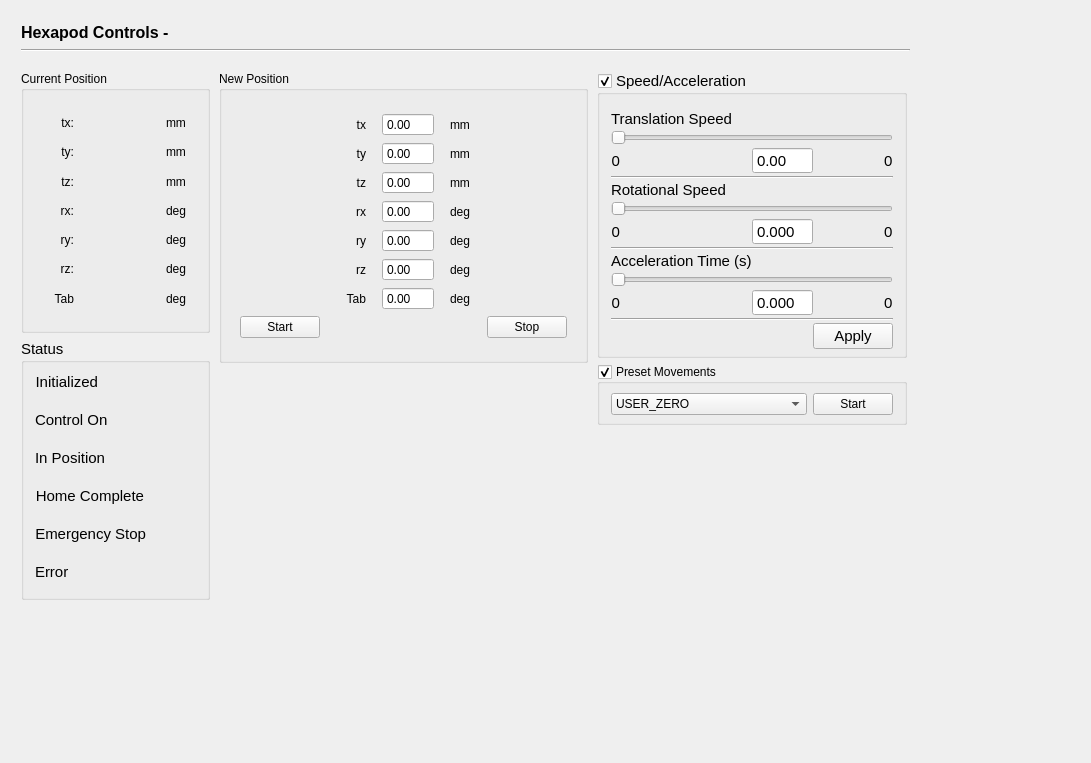
First picture: the form in nicos_ess/gui/panels/ui_files/hexapod.ui, repository ess-dmsc/nicos, before the edit.
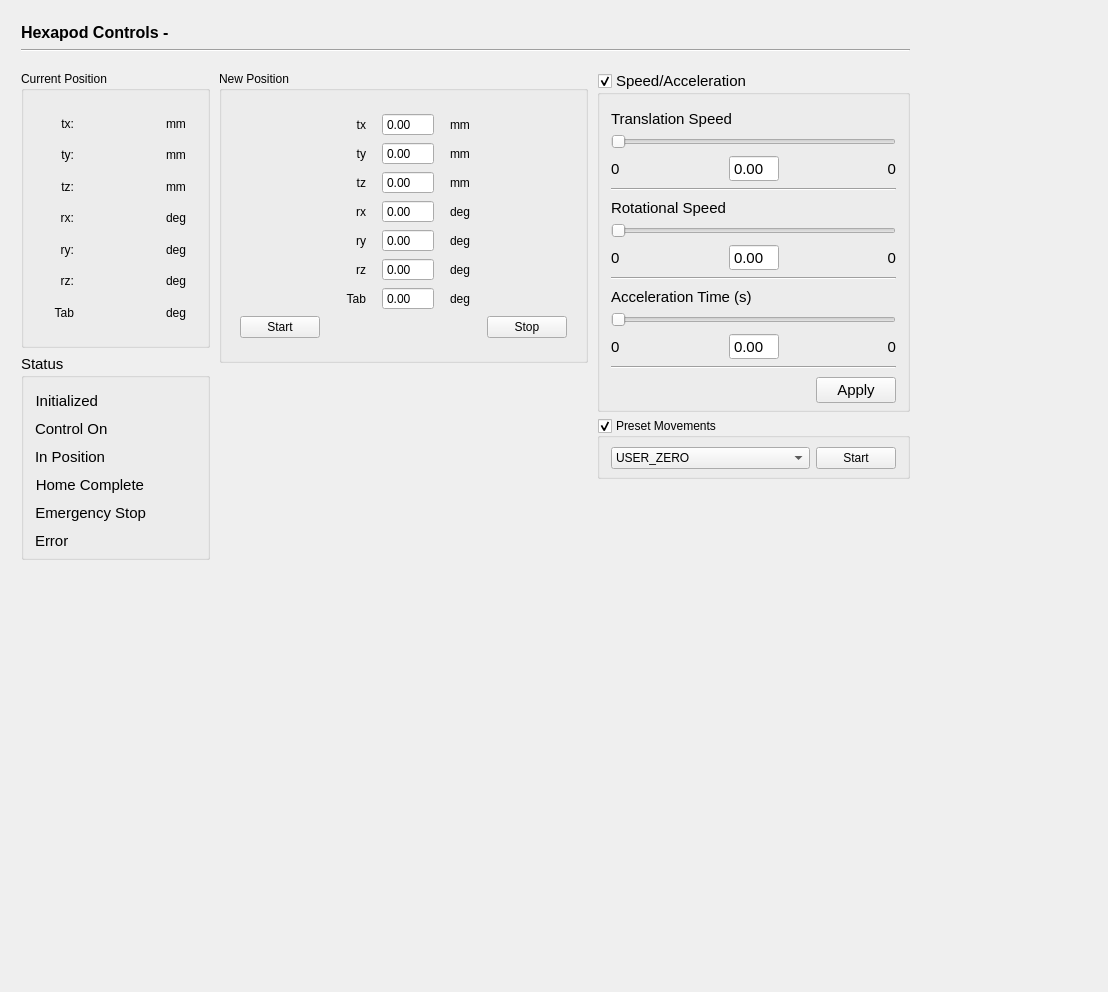
Second picture: the form after the edit. Icons and pictures are not drawn.

Commit message: update GUI. Add current speed values. Clean up comments

Patch:
```diff
--- a/nicos_ess/gui/panels/ui_files/hexapod.ui
+++ b/nicos_ess/gui/panels/ui_files/hexapod.ui
@@ -9,8 +9,8 @@
    <rect>
     <x>0</x>
     <y>0</y>
-    <width>1091</width>
-    <height>763</height>
+    <width>1108</width>
+    <height>992</height>
    </rect>
   </property>
   <property name="windowTitle">
@@ -21,7 +21,7 @@
     <rect>
      <x>10</x>
      <y>60</y>
-     <width>908</width>
+     <width>911</width>
      <height>551</height>
     </rect>
    </property>
@@ -30,7 +30,7 @@
      <number>0</number>
     </property>
     <item>
-     <layout class="QVBoxLayout" name="layout0" stretch="0,0">
+     <layout class="QVBoxLayout" name="layout0" stretch="4,2,0">
       <property name="sizeConstraint">
        <enum>QLayout::SetDefaultConstraint</enum>
       </property>
@@ -333,7 +333,7 @@
         <property name="title">
          <string>Status</string>
         </property>
-        <layout class="QGridLayout" name="gridLayout_5" rowstretch="0,0,0,0,0,0" columnstretch="0,0">
+        <layout class="QGridLayout" name="gridLayout_5" rowstretch="0" columnstretch="0">
          <property name="sizeConstraint">
           <enum>QLayout::SetDefaultConstraint</enum>
          </property>
@@ -346,148 +346,18 @@
          <property name="verticalSpacing">
           <number>15</number>
          </property>
-         <item row="4" column="0" alignment="Qt::AlignLeft">
-          <widget class="QLabel" name="label_83">
-           <property name="text">
-            <string>Emergency Stop</string>
+         <item row="0" column="0">
+          <layout class="QFormLayout" name="formLayout">
+           <property name="horizontalSpacing">
+            <number>25</number>
            </property>
-           <property name="alignment">
-            <set>Qt::AlignRight|Qt::AlignTrailing|Qt::AlignVCenter</set>
+           <property name="verticalSpacing">
+            <number>10</number>
            </property>
-          </widget>
-         </item>
-         <item row="2" column="1">
-          <widget class="QLabel" name="statusPosition">
-           <property name="sizePolicy">
-            <sizepolicy hsizetype="Fixed" vsizetype="Fixed">
-             <horstretch>0</horstretch>
-             <verstretch>0</verstretch>
-            </sizepolicy>
+           <property name="topMargin">
+            <number>9</number>
            </property>
-           <property name="minimumSize">
-            <size>
-             <width>16</width>
-             <height>16</height>
-            </size>
-           </property>
-           <property name="maximumSize">
-            <size>
-             <width>16</width>
-             <height>16</height>
-            </size>
-           </property>
-           <property name="text">
-            <string/>
-           </property>
-           <property name="pixmap">
-            <pixmap resource="../../../../resources/nicos-gui.qrc">:/leds/status_white</pixmap>
-           </property>
-           <property name="scaledContents">
-            <bool>true</bool>
-           </property>
-          </widget>
-         </item>
-         <item row="1" column="1">
-          <widget class="QLabel" name="statusControl">
-           <property name="sizePolicy">
-            <sizepolicy hsizetype="Fixed" vsizetype="Fixed">
-             <horstretch>0</horstretch>
-             <verstretch>0</verstretch>
-            </sizepolicy>
-           </property>
-           <property name="minimumSize">
-            <size>
-             <width>16</width>
-             <height>16</height>
-            </size>
-           </property>
-           <property name="maximumSize">
-            <size>
-             <width>16</width>
-             <height>16</height>
-            </size>
-           </property>
-           <property name="text">
-            <string/>
-           </property>
-           <property name="pixmap">
-            <pixmap resource="../../../../resources/nicos-gui.qrc">:/leds/status_white</pixmap>
-           </property>
-           <property name="scaledContents">
-            <bool>true</bool>
-           </property>
-          </widget>
-         </item>
-         <item row="0" column="1">
-          <widget class="QLabel" name="statusInitialized">
-           <property name="sizePolicy">
-            <sizepolicy hsizetype="Fixed" vsizetype="Fixed">
-             <horstretch>0</horstretch>
-             <verstretch>0</verstretch>
-            </sizepolicy>
-           </property>
-           <property name="minimumSize">
-            <size>
-             <width>16</width>
-             <height>16</height>
-            </size>
-           </property>
-           <property name="maximumSize">
-            <size>
-             <width>16</width>
-             <height>16</height>
-            </size>
-           </property>
-           <property name="text">
-            <string/>
-           </property>
-           <property name="pixmap">
-            <pixmap resource="../../../../resources/nicos-gui.qrc">:/leds/status_white</pixmap>
-           </property>
-           <property name="scaledContents">
-            <bool>true</bool>
-           </property>
-          </widget>
-         </item>
-         <item row="5" column="0">
-          <widget class="QLabel" name="label_7">
-           <property name="text">
-            <string>Error</string>
-           </property>
-          </widget>
-         </item>
-         <item row="4" column="1">
-          <widget class="QLabel" name="statusEStop">
-           <property name="sizePolicy">
-            <sizepolicy hsizetype="Fixed" vsizetype="Fixed">
-             <horstretch>0</horstretch>
-             <verstretch>0</verstretch>
-            </sizepolicy>
-           </property>
-           <property name="minimumSize">
-            <size>
-             <width>16</width>
-             <height>16</height>
-            </size>
-           </property>
-           <property name="maximumSize">
-            <size>
-             <width>16</width>
-             <height>16</height>
-            </size>
-           </property>
-           <property name="text">
-            <string/>
-           </property>
-           <property name="pixmap">
-            <pixmap resource="../../../../resources/nicos-gui.qrc">:/leds/status_white</pixmap>
-           </property>
-           <property name="scaledContents">
-            <bool>true</bool>
-           </property>
-          </widget>
-         </item>
-         <item row="0" column="0" alignment="Qt::AlignLeft">
+           <item row="0" column="0">
           <widget class="QLabel" name="label_80">
            <property name="frameShape">
             <enum>QFrame::NoFrame</enum>
@@ -500,38 +370,27 @@
            </property>
           </widget>
          </item>
-         <item row="3" column="1">
-          <widget class="QLabel" name="statusHome">
-           <property name="sizePolicy">
-            <sizepolicy hsizetype="Fixed" vsizetype="Fixed">
-             <horstretch>0</horstretch>
-             <verstretch>0</verstretch>
-            </sizepolicy>
-           </property>
-           <property name="minimumSize">
-            <size>
-             <width>16</width>
-             <height>16</height>
-            </size>
-           </property>
-           <property name="maximumSize">
-            <size>
-             <width>16</width>
-             <height>16</height>
-            </size>
-           </property>
+           <item row="1" column="0">
+            <widget class="QLabel" name="label_81">
+             <property name="text">
+              <string>Control On</string>
+             </property>
+             <property name="alignment">
+              <set>Qt::AlignLeading|Qt::AlignLeft|Qt::AlignVCenter</set>
+             </property>
+            </widget>
+           </item>
+           <item row="2" column="0">
+            <widget class="QLabel" name="label_78">
            <property name="text">
-            <string/>
-           </property>
-           <property name="pixmap">
-            <pixmap resource="../../../../resources/nicos-gui.qrc">:/leds/status_white</pixmap>
-           </property>
-           <property name="scaledContents">
-            <bool>true</bool>
-           </property>
-          </widget>
-         </item>
-         <item row="3" column="0" alignment="Qt::AlignLeft">
+              <string>In Position</string>
+             </property>
+             <property name="alignment">
+              <set>Qt::AlignRight|Qt::AlignTrailing|Qt::AlignVCenter</set>
+             </property>
+            </widget>
+           </item>
+           <item row="3" column="0">
           <widget class="QLabel" name="label_82">
            <property name="text">
             <string>Home Complete</string>
@@ -541,6 +400,193 @@
            </property>
           </widget>
          </item>
+           <item row="4" column="0">
+            <widget class="QLabel" name="label_83">
+             <property name="text">
+              <string>Emergency Stop</string>
+             </property>
+             <property name="alignment">
+              <set>Qt::AlignRight|Qt::AlignTrailing|Qt::AlignVCenter</set>
+             </property>
+            </widget>
+           </item>
+           <item row="5" column="0">
+            <widget class="QLabel" name="label_7">
+             <property name="text">
+              <string>Error</string>
+             </property>
+            </widget>
+           </item>
+           <item row="0" column="1">
+            <widget class="QLabel" name="statusInitialized">
+             <property name="sizePolicy">
+              <sizepolicy hsizetype="Fixed" vsizetype="Fixed">
+               <horstretch>0</horstretch>
+               <verstretch>0</verstretch>
+              </sizepolicy>
+             </property>
+             <property name="minimumSize">
+              <size>
+               <width>16</width>
+               <height>16</height>
+              </size>
+             </property>
+             <property name="maximumSize">
+              <size>
+               <width>16</width>
+               <height>16</height>
+              </size>
+             </property>
+             <property name="text">
+              <string/>
+             </property>
+             <property name="pixmap">
+              <pixmap resource="../../../../resources/nicos-gui.qrc">:/leds/status_white</pixmap>
+             </property>
+             <property name="scaledContents">
+              <bool>true</bool>
+             </property>
+             <property name="alignment">
+              <set>Qt::AlignRight|Qt::AlignTrailing|Qt::AlignVCenter</set>
+             </property>
+            </widget>
+           </item>
+           <item row="1" column="1">
+            <widget class="QLabel" name="statusControl">
+             <property name="sizePolicy">
+              <sizepolicy hsizetype="Fixed" vsizetype="Fixed">
+               <horstretch>0</horstretch>
+               <verstretch>0</verstretch>
+              </sizepolicy>
+             </property>
+             <property name="minimumSize">
+              <size>
+               <width>16</width>
+               <height>16</height>
+              </size>
+             </property>
+             <property name="maximumSize">
+              <size>
+               <width>16</width>
+               <height>16</height>
+              </size>
+             </property>
+             <property name="text">
+              <string/>
+             </property>
+             <property name="pixmap">
+              <pixmap resource="../../../../resources/nicos-gui.qrc">:/leds/status_white</pixmap>
+             </property>
+             <property name="scaledContents">
+              <bool>true</bool>
+             </property>
+             <property name="alignment">
+              <set>Qt::AlignRight|Qt::AlignTrailing|Qt::AlignVCenter</set>
+             </property>
+            </widget>
+           </item>
+           <item row="2" column="1">
+            <widget class="QLabel" name="statusPosition">
+             <property name="sizePolicy">
+              <sizepolicy hsizetype="Fixed" vsizetype="Fixed">
+               <horstretch>0</horstretch>
+               <verstretch>0</verstretch>
+              </sizepolicy>
+             </property>
+             <property name="minimumSize">
+              <size>
+               <width>16</width>
+               <height>16</height>
+              </size>
+             </property>
+             <property name="maximumSize">
+              <size>
+               <width>16</width>
+               <height>16</height>
+              </size>
+             </property>
+             <property name="text">
+              <string/>
+             </property>
+             <property name="pixmap">
+              <pixmap resource="../../../../resources/nicos-gui.qrc">:/leds/status_white</pixmap>
+             </property>
+             <property name="scaledContents">
+              <bool>true</bool>
+             </property>
+             <property name="alignment">
+              <set>Qt::AlignRight|Qt::AlignTrailing|Qt::AlignVCenter</set>
+             </property>
+            </widget>
+           </item>
+           <item row="3" column="1">
+            <widget class="QLabel" name="statusHome">
+             <property name="sizePolicy">
+              <sizepolicy hsizetype="Fixed" vsizetype="Fixed">
+               <horstretch>0</horstretch>
+               <verstretch>0</verstretch>
+              </sizepolicy>
+             </property>
+             <property name="minimumSize">
+              <size>
+               <width>16</width>
+               <height>16</height>
+              </size>
+             </property>
+             <property name="maximumSize">
+              <size>
+               <width>16</width>
+               <height>16</height>
+              </size>
+             </property>
+             <property name="text">
+              <string/>
+             </property>
+             <property name="pixmap">
+              <pixmap resource="../../../../resources/nicos-gui.qrc">:/leds/status_white</pixmap>
+             </property>
+             <property name="scaledContents">
+              <bool>true</bool>
+             </property>
+             <property name="alignment">
+              <set>Qt::AlignRight|Qt::AlignTrailing|Qt::AlignVCenter</set>
+             </property>
+            </widget>
+           </item>
+           <item row="4" column="1">
+            <widget class="QLabel" name="statusEStop">
+             <property name="sizePolicy">
+              <sizepolicy hsizetype="Fixed" vsizetype="Fixed">
+               <horstretch>0</horstretch>
+               <verstretch>0</verstretch>
+              </sizepolicy>
+             </property>
+             <property name="minimumSize">
+              <size>
+               <width>16</width>
+               <height>16</height>
+              </size>
+             </property>
+             <property name="maximumSize">
+              <size>
+               <width>16</width>
+               <height>16</height>
+              </size>
+             </property>
+             <property name="text">
+              <string/>
+             </property>
+             <property name="pixmap">
+              <pixmap resource="../../../../resources/nicos-gui.qrc">:/leds/status_white</pixmap>
+             </property>
+             <property name="scaledContents">
+              <bool>true</bool>
+             </property>
+             <property name="alignment">
+              <set>Qt::AlignRight|Qt::AlignTrailing|Qt::AlignVCenter</set>
+             </property>
+            </widget>
+           </item>
          <item row="5" column="1">
           <widget class="QLabel" name="statusError">
            <property name="sizePolicy">
@@ -570,31 +616,32 @@
            <property name="scaledContents">
             <bool>true</bool>
            </property>
-          </widget>
-         </item>
-         <item row="2" column="0" alignment="Qt::AlignLeft">
-          <widget class="QLabel" name="label_78">
-           <property name="text">
-            <string>In Position</string>
-           </property>
            <property name="alignment">
             <set>Qt::AlignRight|Qt::AlignTrailing|Qt::AlignVCenter</set>
            </property>
-          </widget>
-         </item>
-         <item row="1" column="0">
-          <widget class="QLabel" name="label_81">
-           <property name="text">
-            <string>Control On</string>
-           </property>
-           <property name="alignment">
-            <set>Qt::AlignLeading|Qt::AlignLeft|Qt::AlignVCenter</set>
-           </property>
+             <property name="indent">
+              <number>0</number>
+             </property>
           </widget>
          </item>
         </layout>
+         </item>
+        </layout>
        </widget>
       </item>
+      <item>
+       <spacer name="verticalSpacer_3">
+        <property name="orientation">
+         <enum>Qt::Vertical</enum>
+        </property>
+        <property name="sizeHint" stdset="0">
+         <size>
+          <width>20</width>
+          <height>40</height>
+         </size>
+        </property>
+       </spacer>
+      </item>
      </layout>
     </item>
     <item>
@@ -968,7 +1015,7 @@
      </layout>
     </item>
     <item>
-     <layout class="QVBoxLayout" name="verticalLayout_4">
+     <layout class="QVBoxLayout" name="verticalLayout_4" stretch="2,0,2">
       <property name="spacing">
        <number>6</number>
       </property>
@@ -988,7 +1035,7 @@
         <property name="checked">
          <bool>true</bool>
         </property>
-        <layout class="QGridLayout" name="gridLayout_6">
+        <layout class="QGridLayout" name="gridLayout_6" rowminimumheight="0,0,0,0">
          <property name="topMargin">
           <number>15</number>
          </property>
@@ -999,66 +1046,41 @@
           <number>0</number>
          </property>
          <property name="verticalSpacing">
-          <number>2</number>
+          <number>8</number>
          </property>
-         <item row="6" column="0" colspan="3">
-          <widget class="QSlider" name="rSlider">
-           <property name="pageStep">
-            <number>1</number>
-           </property>
-           <property name="orientation">
-            <enum>Qt::Horizontal</enum>
-           </property>
-          </widget>
-         </item>
-         <item row="13" column="1">
-          <widget class="QDoubleSpinBox" name="aSpinBox">
+         <item row="0" column="0" colspan="2">
+          <layout class="QGridLayout" name="tSpeedGrid" columnstretch="1,0,1" rowminimumheight="0,0,0,0">
+           <item row="2" column="1">
+            <widget class="QDoubleSpinBox" name="tSpinBox">
+             <property name="frame">
+              <bool>true</bool>
+             </property>
            <property name="buttonSymbols">
             <enum>QAbstractSpinBox::NoButtons</enum>
            </property>
-           <property name="decimals">
-            <number>3</number>
-           </property>
-          </widget>
-         </item>
-         <item row="9" column="0" colspan="3">
-          <widget class="Line" name="aLine">
-           <property name="orientation">
-            <enum>Qt::Horizontal</enum>
-           </property>
-          </widget>
-         </item>
-         <item row="3" column="2" alignment="Qt::AlignRight">
+            </widget>
+           </item>
+           <item row="2" column="2">
           <widget class="QLabel" name="tmax">
            <property name="text">
             <string>0</string>
            </property>
-          </widget>
-         </item>
-         <item row="12" column="0" colspan="3">
-          <widget class="QSlider" name="aSlider">
-           <property name="pageStep">
-            <number>1</number>
-           </property>
-           <property name="orientation">
-            <enum>Qt::Horizontal</enum>
+             <property name="alignment">
+              <set>Qt::AlignRight|Qt::AlignTrailing|Qt::AlignVCenter</set>
+             </property>
+            </widget>
+           </item>
+           <item row="2" column="0">
+            <widget class="QLabel" name="tmin">
+             <property name="text">
+              <string>0</string>
+             </property>
+             <property name="alignment">
+              <set>Qt::AlignLeading|Qt::AlignLeft|Qt::AlignVCenter</set>
            </property>
           </widget>
          </item>
-         <item row="15" column="1">
-          <spacer name="horizontalSpacer_2">
-           <property name="orientation">
-            <enum>Qt::Horizontal</enum>
-           </property>
-           <property name="sizeHint" stdset="0">
-            <size>
-             <width>40</width>
-             <height>20</height>
-            </size>
-           </property>
-          </spacer>
-         </item>
-         <item row="2" column="0" colspan="3">
+           <item row="1" column="0" colspan="3">
           <widget class="QSlider" name="tSlider">
            <property name="singleStep">
             <number>1</number>
@@ -1077,7 +1099,33 @@
            </property>
           </widget>
          </item>
-         <item row="15" column="2">
+           <item row="3" column="0" colspan="3">
+            <widget class="Line" name="line_2">
+             <property name="orientation">
+              <enum>Qt::Horizontal</enum>
+             </property>
+            </widget>
+           </item>
+           <item row="0" column="0" colspan="2">
+            <widget class="QLabel" name="tLabel">
+             <property name="text">
+              <string>Translation Speed</string>
+             </property>
+            </widget>
+           </item>
+           <item row="0" column="2">
+            <widget class="QLabel" name="curT">
+             <property name="text">
+              <string/>
+             </property>
+             <property name="alignment">
+              <set>Qt::AlignRight|Qt::AlignTrailing|Qt::AlignVCenter</set>
+             </property>
+            </widget>
+           </item>
+          </layout>
+         </item>
+         <item row="3" column="1">
           <widget class="QDialogButtonBox" name="applySpeedSettings">
            <property name="standardButtons">
             <set>QDialogButtonBox::Apply</set>
@@ -1087,104 +1135,141 @@
            </property>
           </widget>
          </item>
-         <item row="5" column="0">
-          <widget class="QLabel" name="rLabel">
-           <property name="text">
-            <string>Rotational Speed </string>
-           </property>
-          </widget>
-         </item>
-         <item row="0" column="0">
-          <widget class="QLabel" name="tLabel">
-           <property name="text">
-            <string>Translation Speed</string>
-           </property>
-          </widget>
-         </item>
-         <item row="8" column="1">
-          <widget class="QDoubleSpinBox" name="rSpinBox">
+         <item row="2" column="0" colspan="2">
+          <layout class="QGridLayout" name="aSpeedGrid" columnstretch="1,0,1">
+           <item row="2" column="1">
+            <widget class="QDoubleSpinBox" name="aSpinBox">
            <property name="buttonSymbols">
             <enum>QAbstractSpinBox::NoButtons</enum>
            </property>
            <property name="decimals">
-            <number>3</number>
+              <number>2</number>
            </property>
           </widget>
          </item>
-         <item row="4" column="0" colspan="3">
-          <widget class="Line" name="line_2">
-           <property name="orientation">
-            <enum>Qt::Horizontal</enum>
-           </property>
-          </widget>
-         </item>
-         <item row="13" column="0" alignment="Qt::AlignLeft">
-          <widget class="QLabel" name="amin">
-           <property name="text">
-            <string>0</string>
-           </property>
-           <property name="alignment">
-            <set>Qt::AlignRight|Qt::AlignTrailing|Qt::AlignVCenter</set>
-           </property>
-          </widget>
-         </item>
-         <item row="13" column="2" alignment="Qt::AlignRight">
+           <item row="2" column="2">
           <widget class="QLabel" name="amax">
            <property name="text">
             <string>0</string>
            </property>
-          </widget>
-         </item>
-         <item row="11" column="0">
+             <property name="alignment">
+              <set>Qt::AlignRight|Qt::AlignTrailing|Qt::AlignVCenter</set>
+             </property>
+            </widget>
+           </item>
+           <item row="1" column="0" colspan="3">
+            <widget class="QSlider" name="aSlider">
+             <property name="pageStep">
+              <number>1</number>
+             </property>
+             <property name="orientation">
+              <enum>Qt::Horizontal</enum>
+             </property>
+            </widget>
+           </item>
+           <item row="2" column="0">
+            <widget class="QLabel" name="amin">
+             <property name="text">
+              <string>0</string>
+             </property>
+             <property name="alignment">
+              <set>Qt::AlignLeading|Qt::AlignLeft|Qt::AlignVCenter</set>
+             </property>
+            </widget>
+           </item>
+           <item row="3" column="0" colspan="3">
+            <widget class="Line" name="aLine">
+             <property name="orientation">
+              <enum>Qt::Horizontal</enum>
+             </property>
+            </widget>
+           </item>
+           <item row="0" column="0" colspan="2">
           <widget class="QLabel" name="aLabel">
            <property name="text">
             <string>Acceleration Time (s)</string>
            </property>
           </widget>
          </item>
-         <item row="3" column="1">
-          <widget class="QDoubleSpinBox" name="tSpinBox">
-           <property name="frame">
-            <bool>true</bool>
-           </property>
-           <property name="buttonSymbols">
-            <enum>QAbstractSpinBox::NoButtons</enum>
+           <item row="0" column="2">
+            <widget class="QLabel" name="curA">
+             <property name="text">
+              <string/>
+             </property>
+             <property name="alignment">
+              <set>Qt::AlignRight|Qt::AlignTrailing|Qt::AlignVCenter</set>
            </property>
           </widget>
          </item>
-         <item row="14" column="0" colspan="3">
-          <widget class="Line" name="line_3">
+          </layout>
+         </item>
+         <item row="1" column="0" colspan="2">
+          <layout class="QGridLayout" name="rSpeedGrid" columnstretch="1,0,1">
+           <item row="1" column="0" colspan="3">
+            <widget class="QSlider" name="rSlider">
+             <property name="pageStep">
+              <number>1</number>
+             </property>
            <property name="orientation">
             <enum>Qt::Horizontal</enum>
            </property>
           </widget>
          </item>
-         <item row="8" column="0" alignment="Qt::AlignLeft">
-          <widget class="QLabel" name="rmin">
-           <property name="text">
-            <string>0</string>
-           </property>
-           <property name="alignment">
-            <set>Qt::AlignRight|Qt::AlignTrailing|Qt::AlignVCenter</set>
-           </property>
-          </widget>
-         </item>
-         <item row="3" column="0" alignment="Qt::AlignLeft">
-          <widget class="QLabel" name="tmin">
-           <property name="text">
-            <string>0</string>
-           </property>
-           <property name="alignment">
-            <set>Qt::AlignRight|Qt::AlignTrailing|Qt::AlignVCenter</set>
-           </property>
-          </widget>
-         </item>
-         <item row="8" column="2" alignment="Qt::AlignRight">
+           <item row="2" column="2">
           <widget class="QLabel" name="rmax">
            <property name="text">
             <string>0</string>
            </property>
-          </widget>
+             <property name="alignment">
+              <set>Qt::AlignRight|Qt::AlignTrailing|Qt::AlignVCenter</set>
+             </property>
+            </widget>
+           </item>
+           <item row="2" column="0">
+            <widget class="QLabel" name="rmin">
+             <property name="text">
+              <string>0</string>
+             </property>
+             <property name="alignment">
+              <set>Qt::AlignLeading|Qt::AlignLeft|Qt::AlignVCenter</set>
+             </property>
+            </widget>
+           </item>
+           <item row="2" column="1">
+            <widget class="QDoubleSpinBox" name="rSpinBox">
+             <property name="buttonSymbols">
+              <enum>QAbstractSpinBox::NoButtons</enum>
+             </property>
+             <property name="decimals">
+              <number>2</number>
+             </property>
+            </widget>
+           </item>
+           <item row="3" column="0" colspan="3">
+            <widget class="Line" name="line_3">
+             <property name="orientation">
+              <enum>Qt::Horizontal</enum>
+             </property>
+            </widget>
+           </item>
+           <item row="0" column="0" colspan="2">
+            <widget class="QLabel" name="rLabel">
+             <property name="text">
+              <string>Rotational Speed </string>
+             </property>
+            </widget>
+           </item>
+           <item row="0" column="2">
+            <widget class="QLabel" name="curR">
+             <property name="text">
+              <string/>
+             </property>
+             <property name="alignment">
+              <set>Qt::AlignRight|Qt::AlignTrailing|Qt::AlignVCenter</set>
+             </property>
+            </widget>
+           </item>
+          </layout>
          </item>
         </layout>
        </widget>
@@ -1206,6 +1291,19 @@
            <property name="bottomMargin">
             <number>7</number>
            </property>
+           <item row="0" column="1">
+            <widget class="QPushButton" name="butPreset">
+             <property name="text">
+              <string>Start</string>
+             </property>
+             <property name="default">
+              <bool>false</bool>
+             </property>
+             <property name="flat">
+              <bool>false</bool>
+             </property>
+            </widget>
+           </item>
            <item row="0" column="0">
             <widget class="QComboBox" name="presetOption">
              <item>
@@ -1225,24 +1323,13 @@
              </item>
             </widget>
            </item>
-           <item row="0" column="1">
-            <widget class="QPushButton" name="butPreset">
-             <property name="text">
-              <string>Start</string>
-             </property>
-             <property name="default">
-              <bool>false</bool>
-             </property>
-             <property name="flat">
-              <bool>false</bool>
-             </property>
+          </layout>
             </widget>
            </item>
           </layout>
-         </widget>
         </item>
         <item>
-         <spacer name="verticalSpacer_3">
+       <spacer name="verticalSpacer_2">
           <property name="orientation">
            <enum>Qt::Vertical</enum>
           </property>
@@ -1250,21 +1337,6 @@
            <size>
             <width>20</width>
             <height>40</height>
-           </size>
-          </property>
-         </spacer>
-        </item>
-       </layout>
-      </item>
-      <item>
-       <spacer name="horizontalSpacer">
-        <property name="orientation">
-         <enum>Qt::Horizontal</enum>
-        </property>
-        <property name="sizeHint" stdset="0">
-         <size>
-          <width>40</width>
-          <height>20</height>
          </size>
         </property>
        </spacer>
```
Left out of the diff: 1 changed line with no effect on the pictures. Lines whose indentation alone changed are shown as unchanged. The commit also changes 1 other file.
